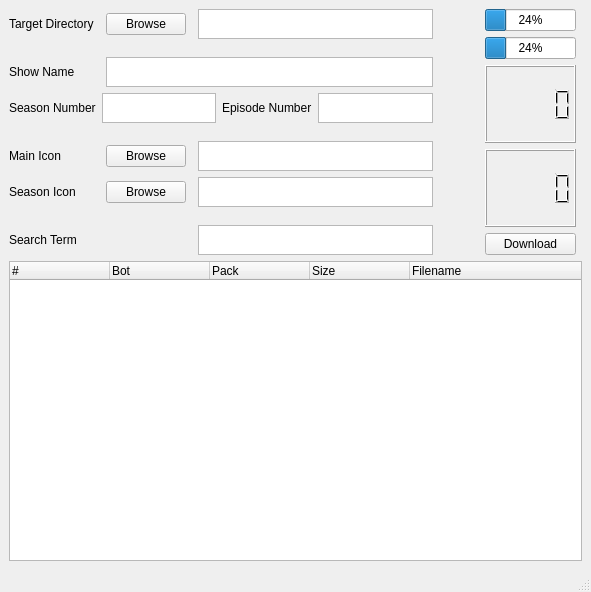
This is toktokkie/modules/beta/batch_download_manager.ui in namboy94/toktokkie as Qt 5 draws it before an edit. The edited form follows.
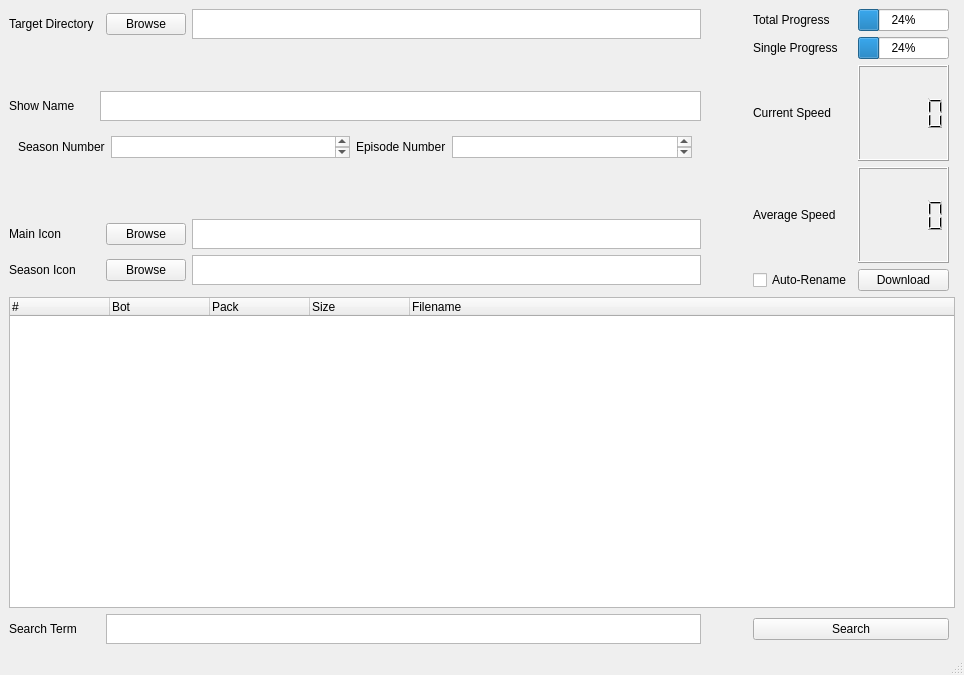
This is the edited form.

Commit message: Implemented Show Manager class to recursively check show directories

What changed in the file:
```diff
--- a/toktokkie/modules/beta/batch_download_manager.ui
+++ b/toktokkie/modules/beta/batch_download_manager.ui
@@ -6,8 +6,8 @@
    <rect>
     <x>0</x>
     <y>0</y>
-    <width>591</width>
-    <height>592</height>
+    <width>964</width>
+    <height>675</height>
    </rect>
   </property>
   <property name="windowTitle">
@@ -15,18 +15,70 @@
   </property>
   <widget class="QWidget" name="centralwidget">
    <layout class="QGridLayout" name="gridLayout">
-    <item row="7" column="4">
-     <spacer name="verticalSpacer_2">
-      <property name="orientation">
-       <enum>Qt::Vertical</enum>
+    <item row="9" column="0">
+     <widget class="QLabel" name="label_8">
+      <property name="text">
+       <string>Search Term</string>
       </property>
-      <property name="sizeHint" stdset="0">
+     </widget>
+    </item>
+    <item row="3" column="0" colspan="4">
+     <widget class="QWidget" name="" native="true">
+      <property name="sizePolicy">
+       <sizepolicy hsizetype="Maximum" vsizetype="Preferred">
+        <horstretch>0</horstretch>
+        <verstretch>0</verstretch>
+       </sizepolicy>
+      </property>
+      <property name="maximumSize">
        <size>
-        <width>20</width>
+        <width>16777215</width>
         <height>40</height>
        </size>
       </property>
-     </spacer>
+      <layout class="QHBoxLayout" name="horizontalLayout_2">
+       <item>
+        <widget class="QLabel" name="label_3">
+         <property name="maximumSize">
+          <size>
+           <width>16777215</width>
+           <height>16777215</height>
+          </size>
+         </property>
+         <property name="text">
+          <string>Season Number</string>
+         </property>
+        </widget>
+       </item>
+       <item>
+        <widget class="QTextEdit" name="textEdit_3">
+         <property name="maximumSize">
+          <size>
+           <width>16777215</width>
+           <height>30</height>
+          </size>
+         </property>
+        </widget>
+       </item>
+       <item>
+        <widget class="QLabel" name="label_7">
+         <property name="text">
+          <string>Episode Number</string>
+         </property>
+        </widget>
+       </item>
+       <item>
+        <widget class="QTextEdit" name="textEdit_7">
+         <property name="maximumSize">
+          <size>
+           <width>16777215</width>
+           <height>30</height>
+          </size>
+         </property>
+        </widget>
+       </item>
+      </layout>
+     </widget>
     </item>
     <item row="6" column="0">
      <widget class="QLabel" name="label_5">
@@ -35,74 +87,6 @@
       </property>
      </widget>
     </item>
-    <item row="8" column="0">
-     <widget class="QLabel" name="label_6">
-      <property name="text">
-       <string>Search Term</string>
-      </property>
-     </widget>
-    </item>
-    <item row="1" column="4">
-     <spacer name="verticalSpacer">
-      <property name="orientation">
-       <enum>Qt::Vertical</enum>
-      </property>
-      <property name="sizeHint" stdset="0">
-       <size>
-        <width>20</width>
-        <height>40</height>
-       </size>
-      </property>
-     </spacer>
-    </item>
-    <item row="9" column="0" colspan="8">
-     <widget class="QTreeWidget" name="treeWidget">
-      <property name="minimumSize">
-       <size>
-        <width>0</width>
-        <height>300</height>
-       </size>
-      </property>
-      <column>
-       <property name="text">
-        <string>#</string>
-       </property>
-      </column>
-      <column>
-       <property name="text">
-        <string>Bot</string>
-       </property>
-      </column>
-      <column>
-       <property name="text">
-        <string>Pack</string>
-       </property>
-      </column>
-      <column>
-       <property name="text">
-        <string>Size</string>
-       </property>
-      </column>
-      <column>
-       <property name="text">
-        <string>Filename</string>
-       </property>
-      </column>
-     </widget>
-    </item>
-    <item row="4" column="4">
-     <spacer name="verticalSpacer_3">
-      <property name="orientation">
-       <enum>Qt::Vertical</enum>
-      </property>
-      <property name="sizeHint" stdset="0">
-       <size>
-        <width>20</width>
-        <height>40</height>
-       </size>
-      </property>
-     </spacer>
-    </item>
     <item row="0" column="2">
      <widget class="QPushButton" name="pushButton">
       <property name="text">
@@ -117,7 +101,7 @@
       </property>
      </widget>
     </item>
-    <item row="0" column="4">
+    <item row="0" column="3">
      <widget class="QTextEdit" name="textEdit">
       <property name="maximumSize">
        <size>
@@ -127,6 +111,16 @@
       </property>
      </widget>
     </item>
+    <item row="5" column="3">
+     <widget class="QTextEdit" name="textEdit_4">
+      <property name="maximumSize">
+       <size>
+        <width>16777215</width>
+        <height>30</height>
+       </size>
+      </property>
+     </widget>
+    </item>
     <item row="5" column="0">
      <widget class="QLabel" name="label_4">
       <property name="text">
@@ -141,27 +135,7 @@
       </property>
      </widget>
     </item>
-    <item row="5" column="4">
-     <widget class="QTextEdit" name="textEdit_4">
-      <property name="maximumSize">
-       <size>
-        <width>16777215</width>
-        <height>30</height>
-       </size>
-      </property>
-     </widget>
-    </item>
-    <item row="8" column="4">
-     <widget class="QTextEdit" name="textEdit_6">
-      <property name="maximumSize">
-       <size>
-        <width>16777215</width>
-        <height>30</height>
-       </size>
-      </property>
-     </widget>
-    </item>
-    <item row="6" column="4">
+    <item row="6" column="3">
      <widget class="QTextEdit" name="textEdit_5">
       <property name="maximumSize">
        <size>
@@ -185,7 +159,7 @@
       </property>
      </widget>
     </item>
-    <item row="0" column="5">
+    <item row="0" column="4">
      <spacer name="horizontalSpacer">
       <property name="orientation">
        <enum>Qt::Horizontal</enum>
@@ -201,7 +175,65 @@
       </property>
      </spacer>
     </item>
-    <item row="2" column="2" colspan="3">
+    <item row="4" column="3">
+     <spacer name="verticalSpacer_3">
+      <property name="orientation">
+       <enum>Qt::Vertical</enum>
+      </property>
+      <property name="sizeType">
+       <enum>QSizePolicy::Maximum</enum>
+      </property>
+      <property name="sizeHint" stdset="0">
+       <size>
+        <width>20</width>
+        <height>40</height>
+       </size>
+      </property>
+     </spacer>
+    </item>
+    <item row="8" column="0" colspan="7">
+     <widget class="QTreeWidget" name="treeWidget">
+      <property name="minimumSize">
+       <size>
+        <width>512</width>
+        <height>300</height>
+       </size>
+      </property>
+      <column>
+       <property name="text">
+        <string>#</string>
+       </property>
+      </column>
+      <column>
+       <property name="text">
+        <string>Bot</string>
+       </property>
+      </column>
+      <column>
+       <property name="text">
+        <string>Pack</string>
+       </property>
+      </column>
+      <column>
+       <property name="text">
+        <string>Size</string>
+       </property>
+      </column>
+      <column>
+       <property name="text">
+        <string>Filename</string>
+       </property>
+      </column>
+     </widget>
+    </item>
+    <item row="9" column="5">
+     <widget class="QPushButton" name="pushButton_5">
+      <property name="text">
+       <string>Search</string>
+      </property>
+     </widget>
+    </item>
+    <item row="2" column="1" colspan="3">
      <widget class="QTextEdit" name="textEdit_2">
       <property name="maximumSize">
        <size>
@@ -211,78 +243,95 @@
       </property>
      </widget>
     </item>
-    <item row="3" column="0" colspan="5">
-     <layout class="QHBoxLayout" name="horizontalLayout_2">
-      <item>
-       <widget class="QLabel" name="label_3">
-        <property name="maximumSize">
-         <size>
-          <width>16777215</width>
-          <height>16777215</height>
-         </size>
-        </property>
-        <property name="text">
-         <string>Season Number</string>
-        </property>
-       </widget>
-      </item>
-      <item>
-       <widget class="QTextEdit" name="textEdit_3">
-        <property name="maximumSize">
-         <size>
-          <width>16777215</width>
-          <height>30</height>
-         </size>
-        </property>
-       </widget>
-      </item>
-      <item>
-       <widget class="QLabel" name="label_7">
-        <property name="text">
-         <string>Episode Number</string>
-        </property>
-       </widget>
-      </item>
-      <item>
-       <widget class="QTextEdit" name="textEdit_7">
-        <property name="maximumSize">
-         <size>
-          <width>16777215</width>
-          <height>30</height>
-         </size>
-        </property>
-       </widget>
-      </item>
-     </layout>
+    <item row="9" column="2" colspan="2">
+     <widget class="QTextEdit" name="textEdit_8">
+      <property name="maximumSize">
+       <size>
+        <width>16777215</width>
+        <height>30</height>
+       </size>
+      </property>
+     </widget>
     </item>
-    <item row="0" column="6" rowspan="9">
+    <item row="1" column="3">
+     <spacer name="verticalSpacer">
+      <property name="orientation">
+       <enum>Qt::Vertical</enum>
+      </property>
+      <property name="sizeType">
+       <enum>QSizePolicy::Maximum</enum>
+      </property>
+      <property name="sizeHint" stdset="0">
+       <size>
+        <width>20</width>
+        <height>40</height>
+       </size>
+      </property>
+     </spacer>
+    </item>
+    <item row="0" column="5" rowspan="8">
      <layout class="QGridLayout" name="gridLayout_3">
-      <item row="5" column="0">
+      <item row="4" column="1">
+       <widget class="QLCDNumber" name="lcdNumber"/>
+      </item>
+      <item row="7" column="0">
+       <widget class="QCheckBox" name="checkBox">
+        <property name="text">
+         <string>Auto-Rename</string>
+        </property>
+       </widget>
+      </item>
+      <item row="3" column="1">
+       <widget class="QProgressBar" name="progressBar">
+        <property name="value">
+         <number>24</number>
+        </property>
+       </widget>
+      </item>
+      <item row="2" column="1">
+       <widget class="QProgressBar" name="progressBar_2">
+        <property name="value">
+         <number>24</number>
+        </property>
+       </widget>
+      </item>
+      <item row="7" column="1">
        <widget class="QPushButton" name="pushButton_4">
         <property name="text">
          <string>Download</string>
         </property>
        </widget>
       </item>
+      <item row="5" column="1">
+       <widget class="QLCDNumber" name="lcdNumber_2"/>
+      </item>
       <item row="2" column="0">
-       <widget class="QProgressBar" name="progressBar_2">
-        <property name="value">
-         <number>24</number>
+       <widget class="QLabel" name="label_6">
+        <property name="text">
+         <string>Total Progress</string>
         </property>
        </widget>
       </item>
       <item row="3" column="0">
-       <widget class="QLCDNumber" name="lcdNumber"/>
-      </item>
-      <item row="1" column="0">
-       <widget class="QProgressBar" name="progressBar">
-        <property name="value">
-         <number>24</number>
+       <widget class="QLabel" name="label_9">
+        <property name="text">
+         <string>Single Progress</string>
         </property>
        </widget>
       </item>
       <item row="4" column="0">
-       <widget class="QLCDNumber" name="lcdNumber_2"/>
+       <widget class="QLabel" name="label_10">
+        <property name="text">
+         <string>Current Speed</string>
+        </property>
+       </widget>
+      </item>
+      <item row="5" column="0">
+       <widget class="QLabel" name="label_11">
+        <property name="text">
+         <string>Average Speed</string>
+        </property>
+       </widget>
       </item>
      </layout>
     </item>
```
Left out of the diff: 2 changed lines with no effect on the pictures. The commit also changes 2 other files.
